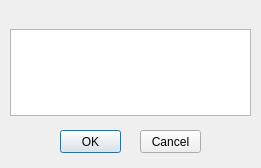
First picture: the form in Thesaurus/Windows/mesokcancel.ui, repository Euclidis/Thesaurus, before the edit.
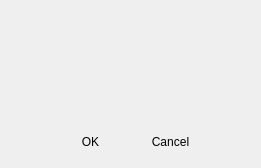
Second picture: the form after the edit.

```diff
--- a/Thesaurus/Windows/mesokcancel.ui
+++ b/Thesaurus/Windows/mesokcancel.ui
@@ -25,6 +25,12 @@
    <property name="text">
     <string>OK</string>
    </property>
+   <property name="autoDefault">
+    <bool>false</bool>
+   </property>
+   <property name="flat">
+    <bool>true</bool>
+   </property>
   </widget>
   <widget class="QPushButton" name="pushButton_2">
    <property name="geometry">
@@ -38,6 +44,12 @@
    <property name="text">
     <string>Cancel</string>
    </property>
+   <property name="autoDefault">
+    <bool>false</bool>
+   </property>
+   <property name="flat">
+    <bool>true</bool>
+   </property>
   </widget>
   <widget class="QWidget" name="verticalLayoutWidget">
    <property name="geometry">
@@ -60,6 +72,9 @@
       <property name="autoFillBackground">
        <bool>true</bool>
       </property>
+      <property name="styleSheet">
+       <string notr="true">background-color: rgba(0, 0, 0, 0);</string>
+      </property>
       <property name="locale">
        <locale language="Rundi" country="Burundi"/>
       </property>
```
